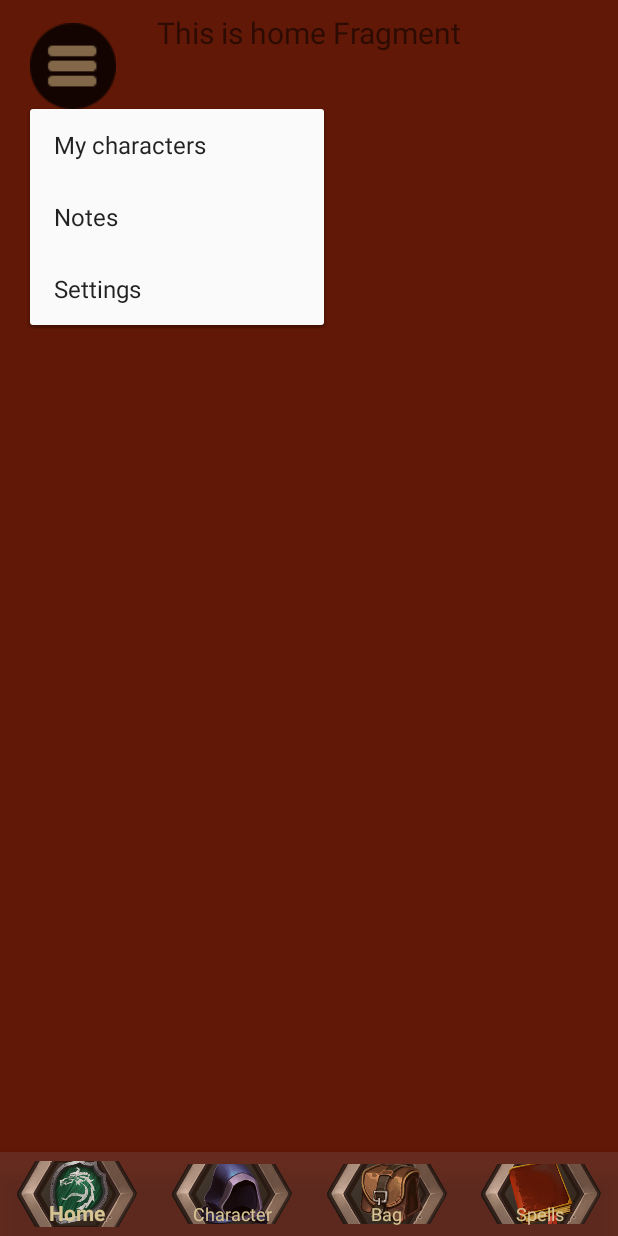
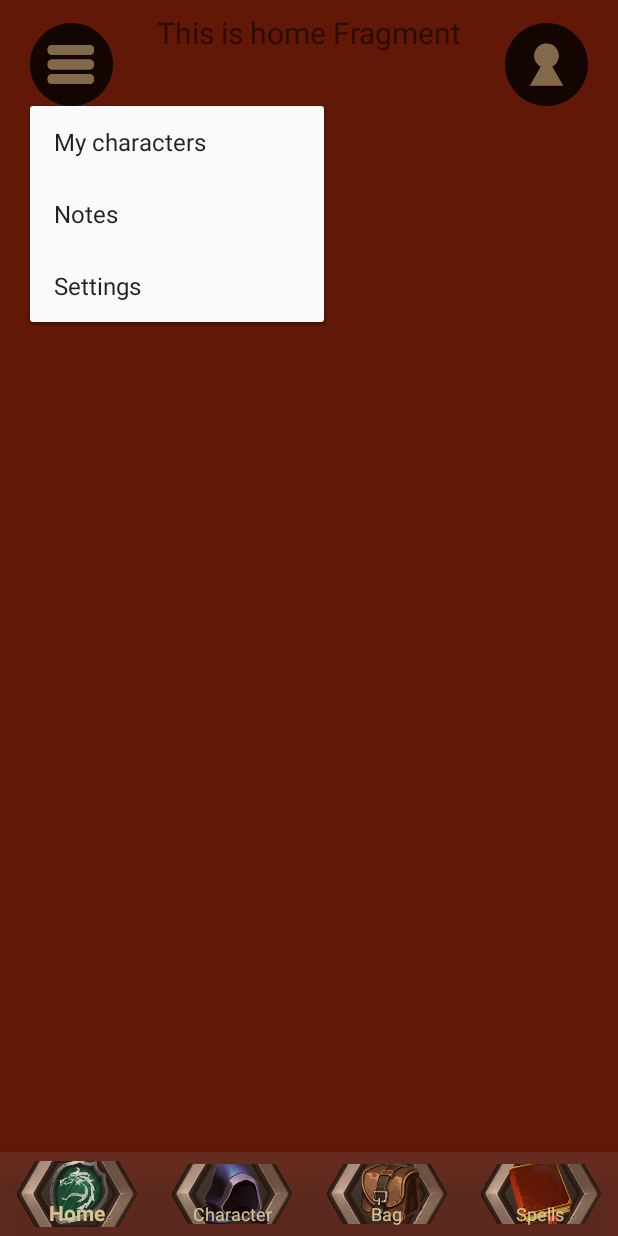
Before and after one commit to IrisSaskia/DnDApp, an Android app: the screen it shows after launch (MainActivity), after a tap on an icon or button, on a phone screen of 412 x 824 dp. Run offline under Robolectric (Android 15) with nearby library versions, the phone set to English and light mode, and no system bars; our stand-ins replace navigation-ui.

Commit message:
Added the button in the top right
To do: change it based on the current fragment

```diff
--- a/App/app/src/main/res/layout/activity_main.xml
+++ b/App/app/src/main/res/layout/activity_main.xml
@@ -39,13 +39,28 @@
 
     <ImageButton
         android:id="@+id/ibMenu"
-        android:layout_width="wrap_content"
-        android:layout_height="wrap_content"
+        android:layout_width="@dimen/top_button_size"
+        android:layout_height="@dimen/top_button_size"
         android:layout_marginStart="20dp"
         android:layout_marginTop="15dp"
         android:background="#00FFFFFF"
+        android:scaleType="fitCenter"
+        android:adjustViewBounds="true"
         app:layout_constraintStart_toStartOf="@+id/nav_host_fragment"
         app:layout_constraintTop_toTopOf="parent"
         app:srcCompat="@drawable/hamburger" />
 
+    <ImageButton
+        android:id="@+id/ibExtra"
+        android:layout_width="@dimen/top_button_size"
+        android:layout_height="@dimen/top_button_size"
+        android:layout_marginTop="15dp"
+        android:layout_marginEnd="20dp"
+        android:background="#00FFFFFF"
+        android:scaleType="fitCenter"
+        android:adjustViewBounds="true"
+        app:layout_constraintEnd_toEndOf="parent"
+        app:layout_constraintTop_toTopOf="parent"
+        app:srcCompat="@drawable/poppetje" />
+
 </androidx.constraintlayout.widget.ConstraintLayout>
--- a/App/app/src/main/res/values/dimens.xml
+++ b/App/app/src/main/res/values/dimens.xml
@@ -2,6 +2,7 @@
     <!-- Default screen margins, per the Android Design guidelines. -->
     <dimen name="activity_horizontal_margin">16dp</dimen>
     <dimen name="activity_vertical_margin">16dp</dimen>
+    <dimen name="top_button_size">55dp</dimen>
     <item name="tab_bar_opacity" type="dimen" format="float">0.5</item>
     <item name="cohesion_opacity" type="dimen" format="float">0.8</item>
 </resources>
```
Also changed, not shown: App/app/src/main/res/drawable/hamburger.png, App/app/src/main/res/drawable/poppetje.png (added).
